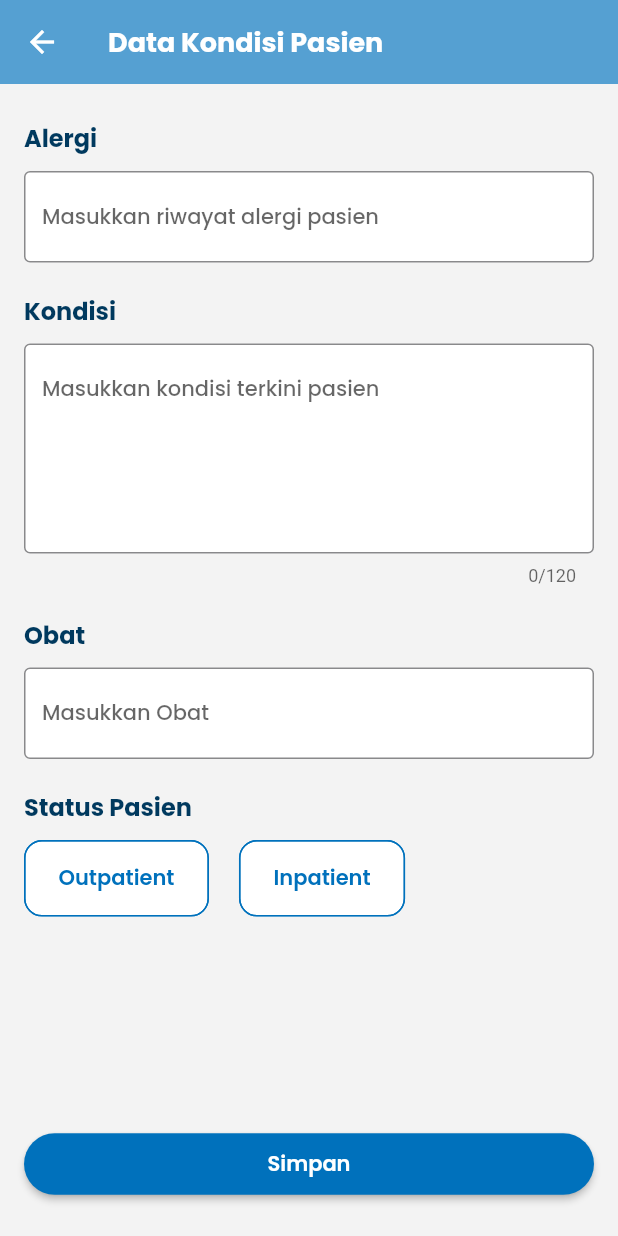
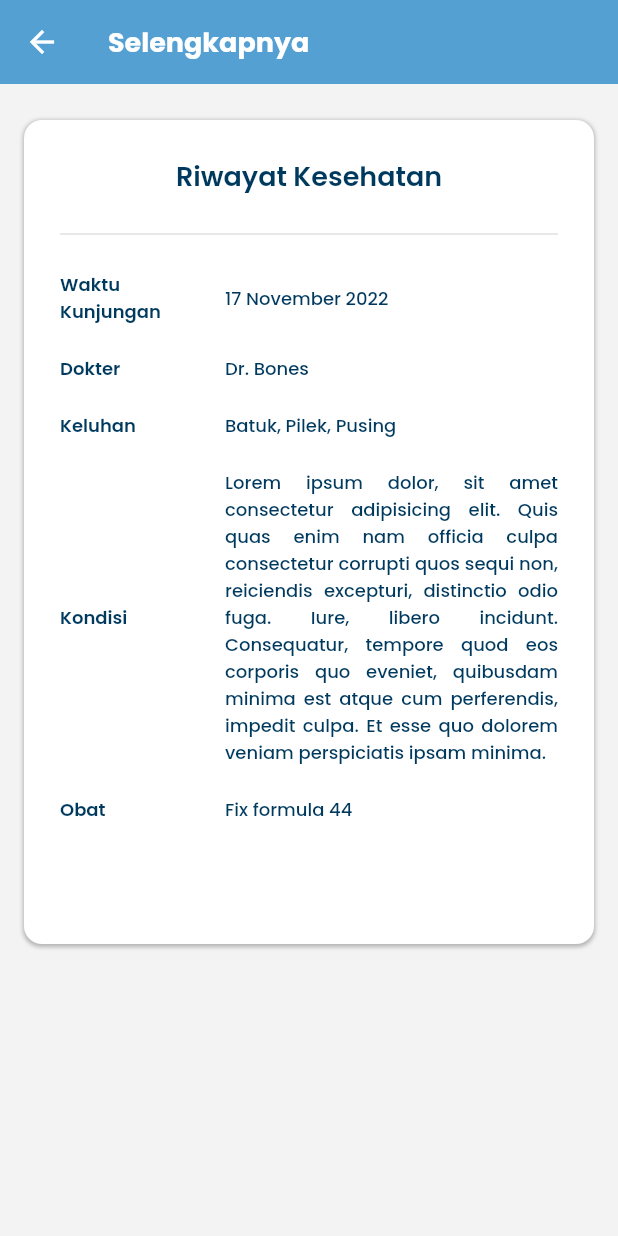
Before and after one commit to Alterra-Batch3-Kelompok-11/hms-flutter, a Flutter app: the screen it shows after launch, on a phone screen of 412 x 824 dp. Run offline on Flutter 3.47's test engine with Material 2 defaults, Android fonts, the phone set to English and light mode, and no system bars; our stand-ins replace google_fonts.

Commit message:
indar-detail_medical_history

```diff
--- a/lib/main.dart
+++ b/lib/main.dart
@@ -13,7 +13,7 @@ class MyApp extends StatelessWidget {
   Widget build(BuildContext context) {
     return const MaterialApp(
       debugShowCheckedModeBanner: false,
-      initialRoute: RouteNames.addPatientData,
+      initialRoute: RouteNames.detailMedicalHistory,
       onGenerateRoute: RouteGenerator.generateRoute,
     );
   }
--- a/lib/routes/route_generator.dart
+++ b/lib/routes/route_generator.dart
@@ -3,6 +3,7 @@ import 'package:hospital_management_system/routes/route_builder.dart';
 import 'package:hospital_management_system/routes/route_names.dart';
 import 'package:hospital_management_system/screens/add_patient_data/add_patient_data_screen.dart';
 import 'package:hospital_management_system/screens/auth/login_screen.dart';
+import 'package:hospital_management_system/screens/detail_medical_history/detail_medical_history_screen.dart';
 import 'package:hospital_management_system/screens/patient_data/patient_data_screen.dart';
 
 import '../screens/profile/profile_screen.dart';
@@ -26,6 +27,8 @@ class RouteGenerator {
         return RouteBuilder(child: const PatientDataScreen());
       case RouteNames.addPatientData:
         return RouteBuilder(child: const AddPatientDataScreen());
+      case RouteNames.detailMedicalHistory:
+        return RouteBuilder(child: const DetailMedicalHistoryScreen());
 
       default:
         return _errorRoute();
--- a/lib/routes/route_names.dart
+++ b/lib/routes/route_names.dart
@@ -12,4 +12,5 @@ class RouteNames {
   static const String profile = '/profile';
   static const String patientData = '/patient-data';
   static const String addPatientData = '/add-patient-data';
+  static const String detailMedicalHistory = '/detail-medical-history';
 }
--- a/lib/screens/add_patient_data/add_patient_data_screen.dart
+++ b/lib/screens/add_patient_data/add_patient_data_screen.dart
@@ -139,52 +139,6 @@ class _AddPatientDataScreenState extends State<AddPatientDataScreen> {
               valueNotifier: onFiedlDrugFocus,
               focusNode: fieldDrugFocusNode,
             ),
-            const SizedBox(
-              height: 20,
-            ),
-            Text(
-              "Status Pasien",
-              style: Constant.primaryTextStyle.copyWith(
-                fontSize: Constant.secondTitleFontSize,
-                fontWeight: Constant.boldFontWeight,
-              ),
-            ),
-            const SizedBox(
-              height: 10,
-            ),
-            Wrap(
-              spacing: 20,
-              children: patientStatus.map((status) {
-                return ValueListenableBuilder(
-                  valueListenable: onSelectedStatusPatient,
-                  builder: ((context, value, child) {
-                    return ChoiceChip(
-                      selectedColor: Constant.lighterColor,
-                      backgroundColor: Colors.white,
-                      label: Container(
-                        margin: const EdgeInsets.all(10),
-                        child: Text(status,
-                            style: Constant.primaryTextStyle.copyWith(
-                              fontSize: Constant.subtitleFontSize,
-                              color: Constant.baseColor,
-                              fontWeight: Constant.semiBoldFontWeight,
-                            )),
-                      ),
-                      selected: _inputPatientStatus == status,
-                      shape: RoundedRectangleBorder(
-                          borderRadius: BorderRadius.circular(12),
-                          side: const BorderSide(color: Constant.baseColor)),
-                      onSelected: (bool selected) {
-                        setState(() {
-                          _inputPatientStatus = (selected ? status : null)!;
-                          print(_inputPatientStatus);
-                        });
-                      },
-                    );
-                  }),
-                );
-              }).toList(),
-            )
           ],
         ),
       ),
--- a/lib/screens/condition_patient_data/condition_patient_data_screen.dart
+++ /dev/null
@@ -1,43 +0,0 @@
-import 'package:flutter/material.dart';
-import 'package:flutter/src/foundation/key.dart';
-import 'package:flutter/src/widgets/container.dart';
-import 'package:flutter/src/widgets/framework.dart';
-
-import '../../utils/constant.dart';
-
-class ConditionPatientDataScreen extends StatelessWidget {
-  const ConditionPatientDataScreen({Key? key}) : super(key: key);
-
-  @override
-  Widget build(BuildContext context) {
-    return Scaffold(
- backgroundColor: Constant.backgroundColor,
-      appBar: AppBar(
-        backgroundColor: Constant.lightColor,
-        elevation: 0,
-        title: Text(
-          "Data Kondisi Pasien",
-          style: Constant.primaryTextStyle.copyWith(
-            fontWeight: Constant.boldFontWeight,
-            fontSize: Constant.firstTitleSize,
-            color: Colors.white,
-          ),
-        ),
-      ),
-
-
-
-
-
-
-
-
-
-
-
-
-
-
-    );
-  }
-}
--- /dev/null
+++ b/lib/screens/detail_medical_history/detail_medical_history_screen.dart
@@ -0,0 +1,68 @@
+import 'package:flutter/material.dart';
+import 'package:hospital_management_system/screens/detail_medical_history/widgets/data_field.dart';
+import 'package:hospital_management_system/utils/constant.dart';
+
+class DetailMedicalHistoryScreen extends StatelessWidget {
+  const DetailMedicalHistoryScreen({Key? key}) : super(key: key);
+
+  @override
+  Widget build(BuildContext context) {
+    return Scaffold(
+      backgroundColor: Constant.backgroundColor,
+      appBar: AppBar(
+        backgroundColor: Constant.lightColor,
+        elevation: 0,
+        title: Text(
+          "Selengkapnya",
+          style: Constant.primaryTextStyle.copyWith(
+            fontWeight: Constant.boldFontWeight,
+            fontSize: Constant.firstTitleSize,
+            color: Colors.white,
+          ),
+        ),
+      ),
+      body: Container(
+        height: MediaQuery.of(context).size.height / 1.5,
+        margin: const EdgeInsets.symmetric(
+          horizontal: Constant.horizontalPadding,
+          vertical: Constant.verticalPadding,
+        ),
+        padding: const EdgeInsets.all(Constant.verticalPadding),
+        decoration: BoxDecoration(
+          color: Colors.white,
+          boxShadow: Constant.cardShadow,
+          borderRadius: BorderRadius.circular(12),
+        ),
+        child: ListView(
+          // crossAxisAlignment: CrossAxisAlignment.center,
+          children: [
+            Align(
+              alignment: Alignment.topCenter,
+              child: Text(
+                "Riwayat Kesehatan",
+                style: Constant.primaryTextStyle.copyWith(
+                  fontSize: Constant.firstTitleSize,
+                  fontWeight: Constant.semiBoldFontWeight,
+                ),
+              ),
+            ),
+            const Divider(
+              height: 50,
+              thickness: 1,
+            ),
+            const DataField(
+                dataName: "Waktu Kunjungan", dataValue: "17 November 2022"),
+            const DataField(dataName: "Dokter", dataValue: "Dr. Bones"),
+            const DataField(
+                dataName: "Keluhan", dataValue: "Batuk, Pilek, Pusing"),
+            const DataField(
+                dataName: "Kondisi",
+                dataValue:
+                    "Lorem ipsum dolor, sit amet consectetur adipisicing elit. Quis quas enim nam officia culpa consectetur corrupti quos sequi non, reiciendis excepturi, distinctio odio fuga. Iure, libero incidunt. Consequatur, tempore quod eos corporis quo eveniet, quibusdam minima est atque cum perferendis, impedit culpa. Et esse quo dolorem veniam perspiciatis ipsam minima."),
+            const DataField(dataName: "Obat", dataValue: "Fix formula 44"),
+          ],
+        ),
+      ),
+    );
+  }
+}
--- /dev/null
+++ b/lib/screens/detail_medical_history/widgets/data_field.dart
@@ -0,0 +1,44 @@
+import 'package:flutter/material.dart';
+import 'package:hospital_management_system/utils/constant.dart';
+
+class DataField extends StatelessWidget {
+  const DataField({
+    Key? key,
+    required this.dataName,
+    required this.dataValue,
+  }) : super(key: key);
+
+  final String dataName;
+  final String dataValue;
+
+  @override
+  Widget build(BuildContext context) {
+    return Container(
+      margin: const EdgeInsets.only(bottom: 20),
+      child: Row(
+        children: [
+          SizedBox(
+            width: 110,
+            child: Text(
+              dataName,
+              style: Constant.primaryTextStyle.copyWith(
+                fontSize: Constant.bodyFontSize,
+                fontWeight: Constant.semiBoldFontWeight,
+              ),
+            ),
+          ),
+          Flexible(
+            child: Text(
+              dataValue,
+              style: Constant.primaryTextStyle.copyWith(
+                fontSize: Constant.bodyFontSize,
+                fontWeight: Constant.mediumFontWeight,
+              ),
+              textAlign: TextAlign.justify,
+            ),
+          )
+        ],
+      ),
+    );
+  }
+}
--- a/lib/screens/patient_data/patient_data_screen.dart
+++ b/lib/screens/patient_data/patient_data_screen.dart
@@ -4,8 +4,6 @@ import 'package:hospital_management_system/screens/patient_data/widgets/patient_
 import 'package:hospital_management_system/screens/patient_data/widgets/patient_schedule_card.dart';
 import 'package:hospital_management_system/screens/global_widgets/global_button.dart';
 import 'package:hospital_management_system/utils/constant.dart';
-
-import '../condition_patient_data/condition_patient_data_screen.dart';
 import 'widgets/patient_medical_history_card.dart';
 import 'widgets/patient_profile_card.dart';
 
```
